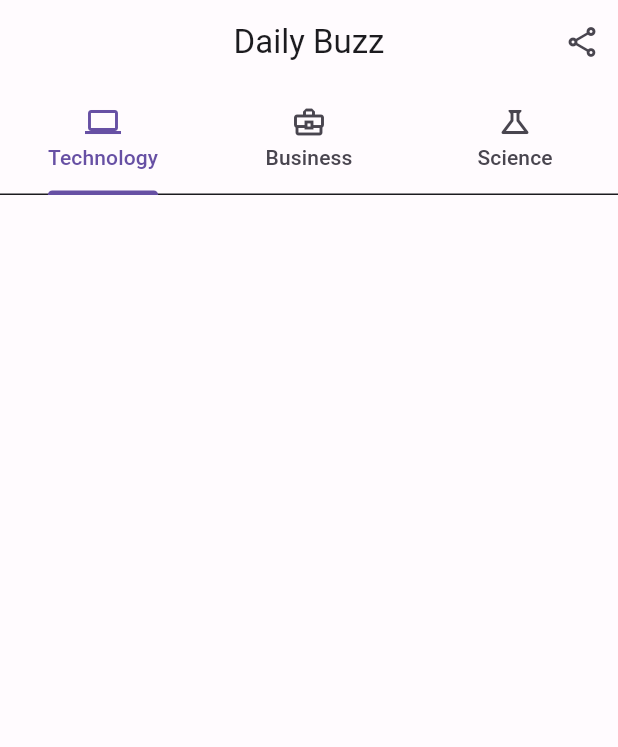
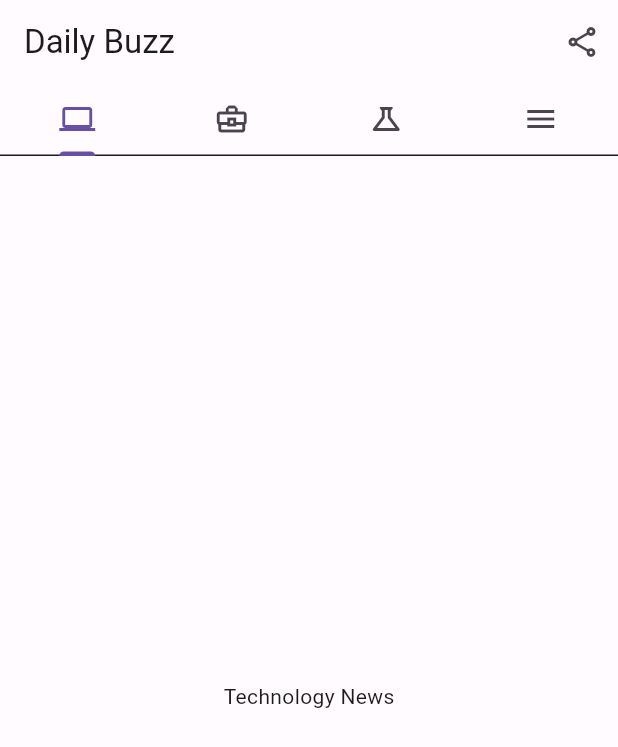
Before and after one commit to SAQG007/daily_buzz, a Flutter app: the screen it shows after launch, on a phone screen of 412 x 824 dp. Shown: the top 747 px of the screen. Run offline on Flutter 3.47's test engine with Material 2 defaults, Android fonts, the phone set to English and light mode, and no system bars.

Commit message:
Created pages

```diff
--- /dev/null
+++ b/lib/pages/tech_news.dart
@@ -0,0 +1,19 @@
+import 'package:flutter/material.dart';
+
+class TechNews extends StatefulWidget {
+  const TechNews({ Key? key }) : super(key: key);
+
+  @override
+  _TechNewsState createState() => _TechNewsState();
+}
+
+class _TechNewsState extends State<TechNews> {
+  @override
+  Widget build(BuildContext context) {
+    return const Center(
+      child: Text(
+        "Technology News",
+      ),
+    );
+  }
+}
--- a/lib/widgets/top_bar.dart
+++ b/lib/widgets/top_bar.dart
@@ -1,3 +1,7 @@
+import 'package:daily_buzz/pages/business_news.dart';
+import 'package:daily_buzz/pages/menu_page.dart';
+import 'package:daily_buzz/pages/science_news.dart';
+import 'package:daily_buzz/pages/tech_news.dart';
 import 'package:flutter/material.dart';
 import 'package:flutter/services.dart';
 
@@ -17,21 +21,15 @@ class _TopBarState extends State<TopBar> with SingleTickerProviderStateMixin {
   final List<Tab> _topTabs = <Tab> [
     const Tab(
       icon: Icon(Icons.computer_outlined),
-      child: Text(
-        'Technology',
-      ),
     ),
     const Tab(
       icon: Icon(Icons.business_center_outlined),
-      child: Text(
-        'Business',
-      ),
     ),
     const Tab(
       icon: Icon(Icons.science_outlined),
-      child: Text(
-        'Science',
-      ),
+    ),
+    const Tab(
+      icon: Icon(Icons.menu_outlined),
     ),
   ];
 
@@ -63,8 +61,7 @@ class _TopBarState extends State<TopBar> with SingleTickerProviderStateMixin {
       child: Scaffold(
         key: _scaffoldKey,
         appBar: AppBar(
-          centerTitle: true,
-          title: Text(
+          title: const Text(
             "Daily Buzz",
           ),
           actions: [
@@ -78,6 +75,15 @@ class _TopBarState extends State<TopBar> with SingleTickerProviderStateMixin {
             tabs: _topTabs,
           ),
         ),
+        body: TabBarView(
+          controller: _tabController,
+          children: const [
+            TechNews(),
+            BusinessNews(),
+            ScienceNews(),
+            MenuPage(),
+          ],
+        ),
       ),
     );
   }
```
Also changed, not shown: lib/pages/business_news.dart (added, +19 -0 lines), lib/pages/menu_page.dart (added, +19 -0 lines), lib/pages/science_news.dart (added, +19 -0 lines).
